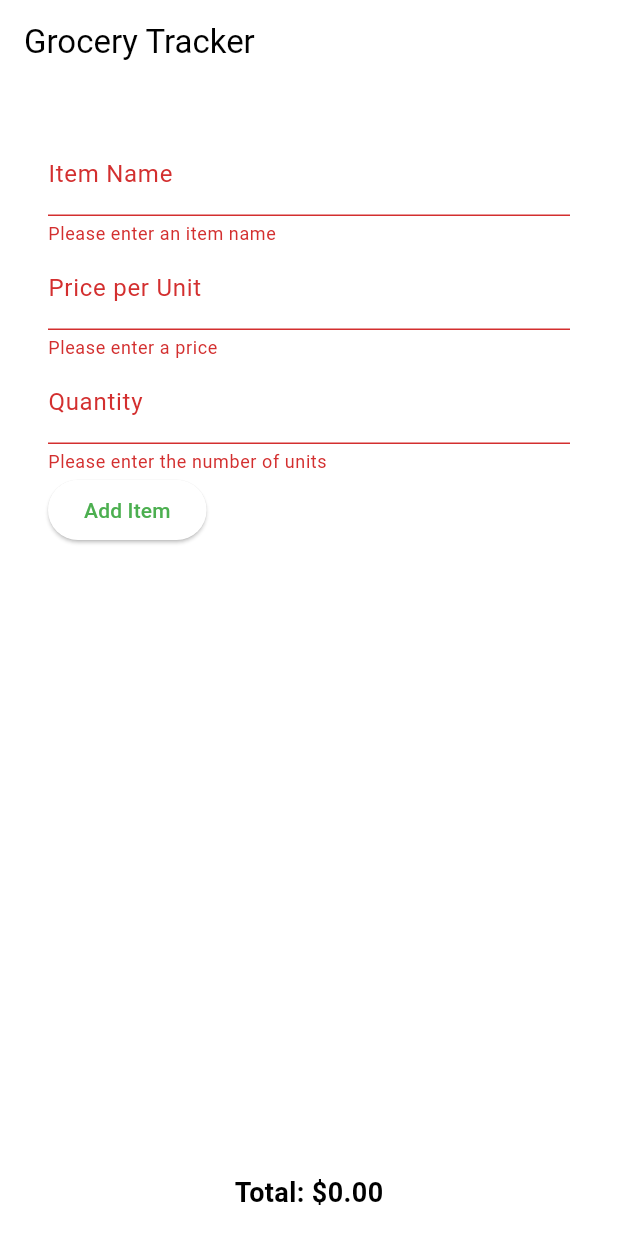
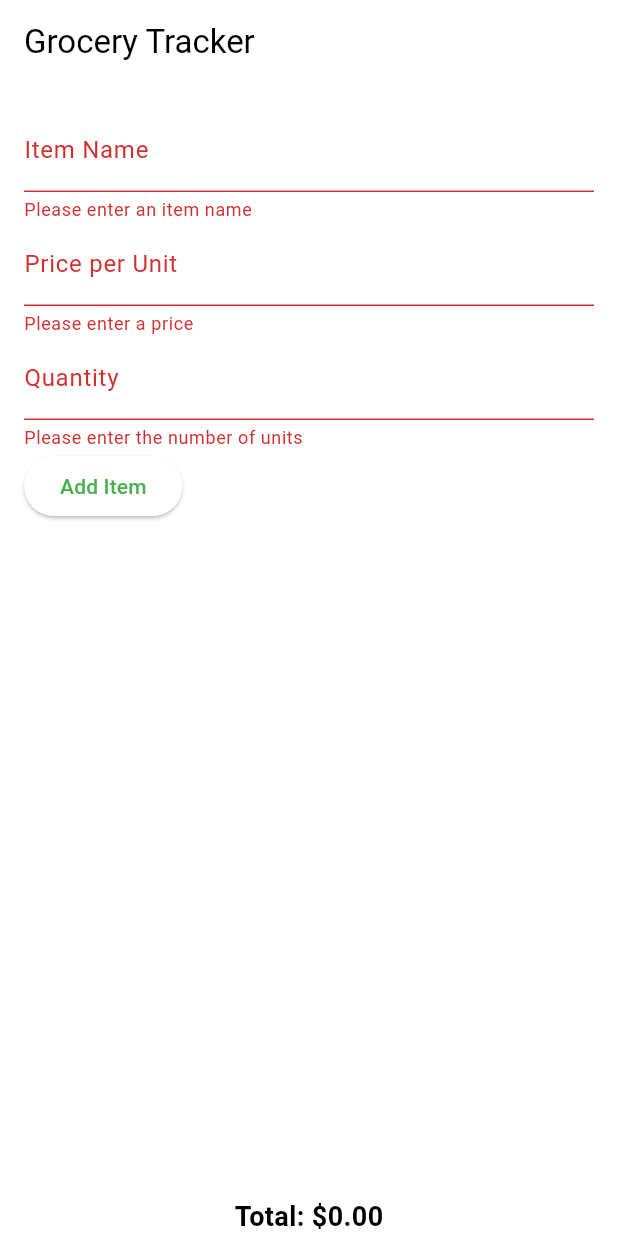
Before and after one commit to mahoryu/groceryShoppingApp, a Flutter app: the screen it shows after launch, after a tap on "Add Item", on a phone screen of 412 x 824 dp. Run offline on Flutter 3.47's test engine with Material 3 defaults, Android fonts, the phone set to English and light mode, and no system bars.

Commit message:
fixing the padding and chnaging quantity from an int to a double

```diff
--- a/lib/main.dart
+++ b/lib/main.dart
@@ -56,8 +56,7 @@ class _GroceryListPageState extends State<GroceryListPage> {
   Widget build(BuildContext context) {
     return Scaffold(
       appBar: AppBar(title: const Text('Grocery Tracker')),
-      body: Padding(
-        padding: const EdgeInsets.all(16.0),
+      body: SafeArea(
         child: Column(
           children: [
             GroceryInputForm(onNewItem: _addItem),
@@ -98,7 +97,7 @@ class _GroceryListPageState extends State<GroceryListPage> {
 class GroceryItem {
   String name;
   double price;
-  int quantity;
+  double quantity;
 
   GroceryItem(this.name, this.price, this.quantity);
 }
@@ -154,6 +153,7 @@ class _GroceryInputFormState extends State<GroceryInputForm> {
             ),
             TextFormField(
               controller: _priceController,
+              keyboardType: TextInputType.numberWithOptions(decimal: true),
               decoration: const InputDecoration(
                 labelText: 'Price per Unit',
               ),
@@ -170,6 +170,7 @@ class _GroceryInputFormState extends State<GroceryInputForm> {
             ),
             TextFormField(
               controller: _quantityController,
+              keyboardType: TextInputType.numberWithOptions(decimal: true),
               decoration: const InputDecoration(
                 labelText: 'Quantity',
               ),
@@ -177,7 +178,7 @@ class _GroceryInputFormState extends State<GroceryInputForm> {
                 if (value == null || value.isEmpty) {
                   return 'Please enter the number of units';
                 }
-                final number = int.tryParse(value);
+                final number = double.tryParse(value);
                 if (number == null || number <= 0) {
                   return 'Enter a valid number';
                 }
@@ -189,7 +190,7 @@ class _GroceryInputFormState extends State<GroceryInputForm> {
                 if (_formKey.currentState!.validate()) {
                   final name = _nameController.text;
                   final price = double.parse(_priceController.text);
-                  final quantity = int.parse(_quantityController.text);
+                  final quantity = double.parse(_quantityController.text);
 
                   widget.onNewItem(GroceryItem(name, price, quantity));
 
```
